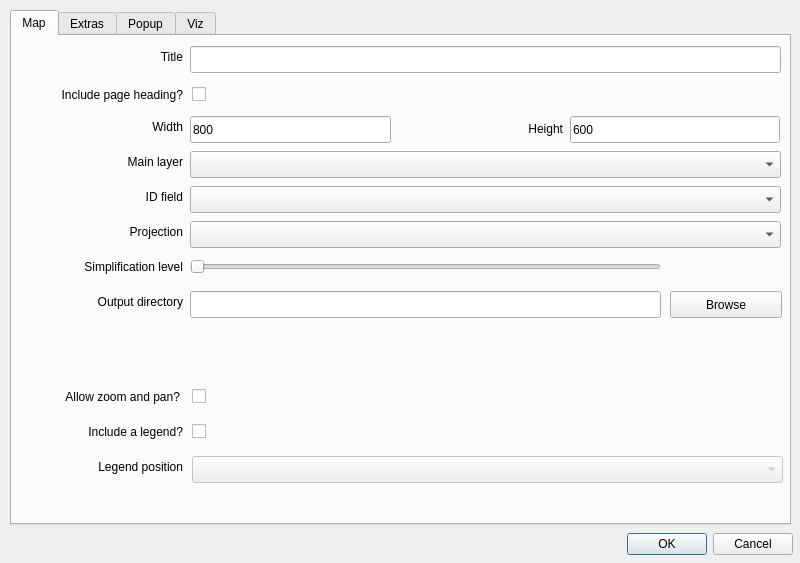
Before: the Qt Designer form d3_Map_dialog_base.ui in sbenten/d3MapRenderer, drawn with Qt 5.
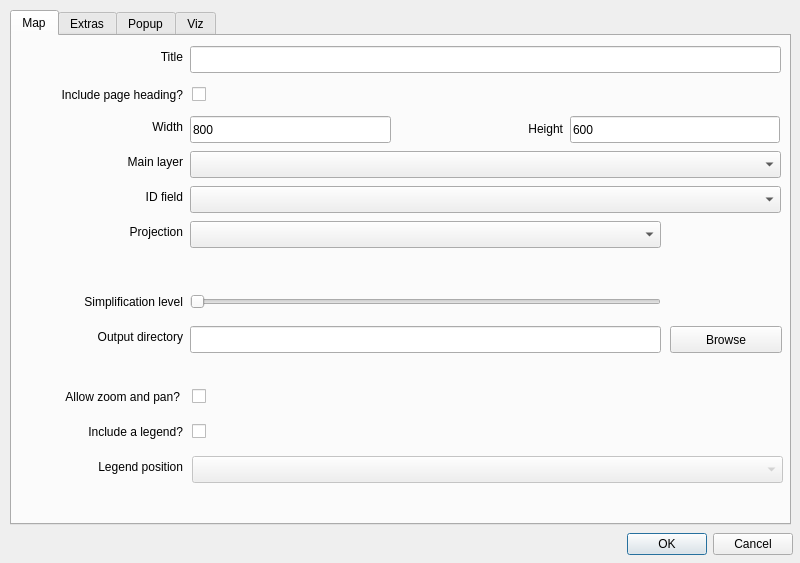
After: the same form once the commit is applied. Icons and pictures are not drawn.

Patch:
```diff
--- a/d3_Map_dialog_base.ui
+++ b/d3_Map_dialog_base.ui
@@ -91,7 +91,7 @@
      <property name="geometry">
       <rect>
        <x>178</x>
-       <y>255</y>
+       <y>290</y>
        <width>471</width>
        <height>27</height>
       </rect>
@@ -107,7 +107,7 @@
      <property name="geometry">
       <rect>
        <x>658</x>
-       <y>255</y>
+       <y>290</y>
        <width>112</width>
        <height>27</height>
       </rect>
@@ -159,7 +159,7 @@
       <rect>
        <x>178</x>
        <y>185</y>
-       <width>591</width>
+       <width>471</width>
        <height>27</height>
       </rect>
      </property>
@@ -171,7 +171,7 @@
      <property name="geometry">
       <rect>
        <x>10</x>
-       <y>220</y>
+       <y>255</y>
        <width>161</width>
        <height>21</height>
       </rect>
@@ -203,7 +203,7 @@
      <property name="geometry">
       <rect>
        <x>10</x>
-       <y>255</y>
+       <y>290</y>
        <width>161</width>
        <height>21</height>
       </rect>
@@ -395,7 +395,7 @@
      <property name="geometry">
       <rect>
        <x>178</x>
-       <y>220</y>
+       <y>255</y>
        <width>471</width>
        <height>22</height>
       </rect>
@@ -414,7 +414,7 @@
      <property name="geometry">
       <rect>
        <x>658</x>
-       <y>220</y>
+       <y>255</y>
        <width>112</width>
        <height>27</height>
       </rect>
@@ -461,6 +461,19 @@
       <string/>
      </property>
     </widget>
+    <widget class="QLabel" name="projPreview">
+     <property name="geometry">
+      <rect>
+       <x>658</x>
+       <y>185</y>
+       <width>112</width>
+       <height>62</height>
+      </rect>
+     </property>
+     <property name="text">
+      <string/>
+     </property>
+    </widget>
    </widget>
    <widget class="QWidget" name="extras">
     <attribute name="title">
```
